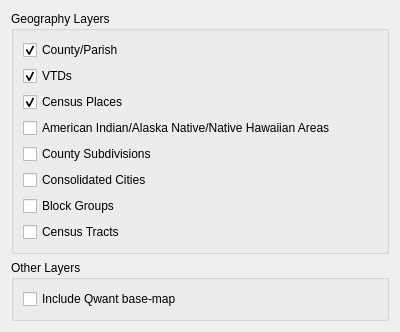
First picture: the form in ui/WzpInclGeogs.ui, repository couteau/redist_project, before the edit.
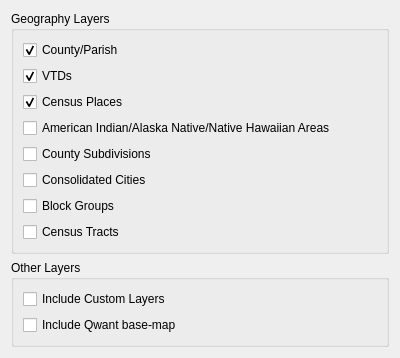
Second picture: the form after the edit.

```diff
--- a/ui/WzpInclGeogs.ui
+++ b/ui/WzpInclGeogs.ui
@@ -97,6 +97,13 @@
       <string>Other Layers</string>
      </property>
      <layout class="QVBoxLayout" name="verticalLayout_2">
+      <item>
+       <widget class="QCheckBox" name="cbCustomLayers">
+        <property name="text">
+         <string>Include Custom Layers</string>
+        </property>
+       </widget>
+      </item>
       <item>
        <widget class="QCheckBox" name="cbBaseMap">
         <property name="text">
```
